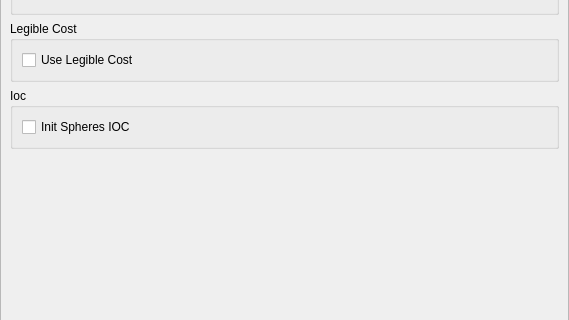
First picture: the form in src/move3d-qt-gui-libs/src/qtMainInterface/sideWidgets/qtHriGesture.ui, repository jmainpri/move3d-studio, before the edit; both pictures show x 0 to 569 and y 556 to 876 of the 569 by 991 pixel window.
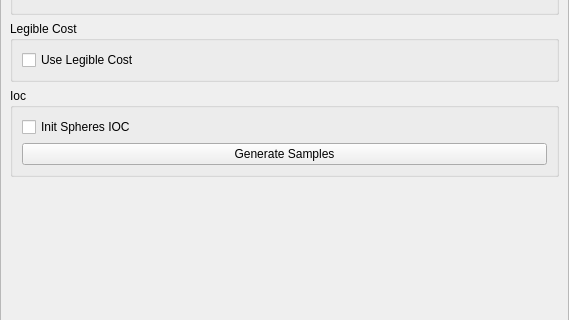
Second picture: the form after the edit.

Commit message: Add IOC button

What changed in the file:
```diff
--- a/src/move3d-qt-gui-libs/src/qtMainInterface/sideWidgets/qtHriGesture.ui
+++ b/src/move3d-qt-gui-libs/src/qtMainInterface/sideWidgets/qtHriGesture.ui
@@ -294,6 +294,13 @@
             </property>
            </widget>
           </item>
+          <item>
+           <widget class="QPushButton" name="pushButtonGenerateSamples">
+            <property name="text">
+             <string>Generate Samples</string>
+            </property>
+           </widget>
+          </item>
          </layout>
         </widget>
        </item>
```
The commit also changes 2 other files.
